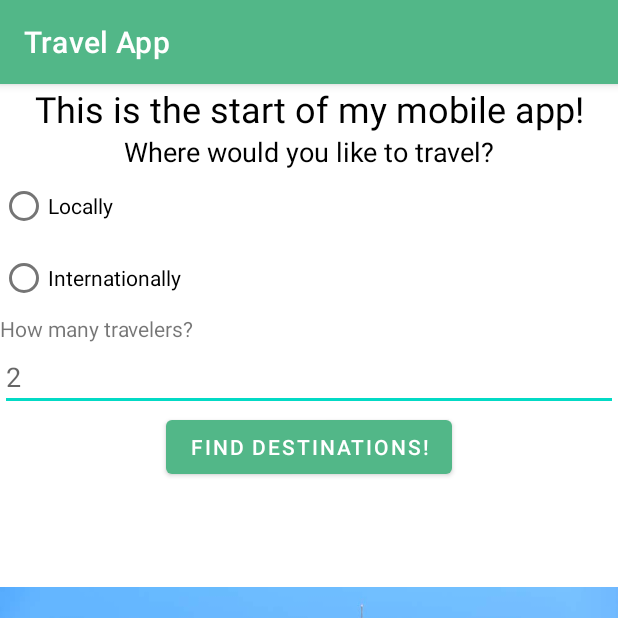
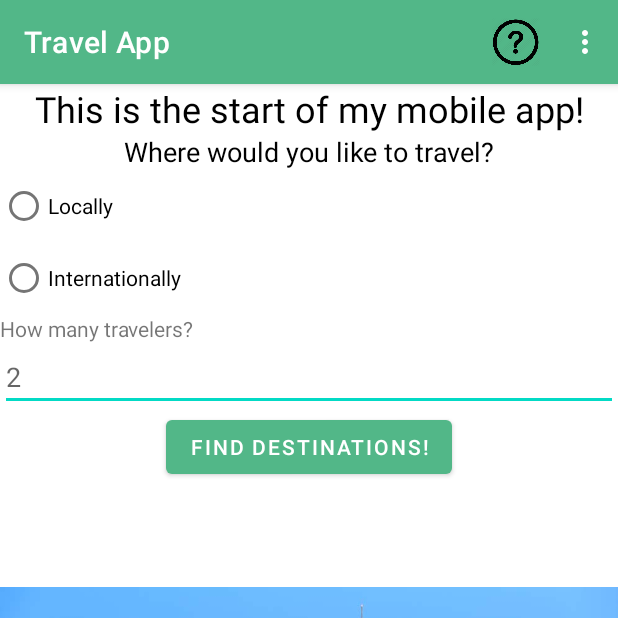
Before and after one commit to QuintonPrice/CPTR405-Project, an Android app: the screen it shows after launch (MainActivity), on a phone screen of 412 x 824 dp, the top half of it. Run offline under Robolectric (Android 15) with nearby library versions, the phone set to English and light mode, and no system bars.

Commit message:
menu bar

```diff
--- a/app/src/main/java/edu/wallawalla/cs/pricqu/travelapp/MainActivity.java
+++ b/app/src/main/java/edu/wallawalla/cs/pricqu/travelapp/MainActivity.java
@@ -2,6 +2,8 @@ package edu.wallawalla.cs.pricqu.travelapp;
 
 import androidx.appcompat.app.AppCompatActivity;
 
+import android.view.Menu;
+import android.view.MenuItem;
 import android.widget.Button;
 import android.widget.EditText;
 import android.widget.TextView;
@@ -14,6 +16,8 @@ public class MainActivity extends AppCompatActivity {
 
     @Override
     protected void onCreate(Bundle savedInstanceState) {
+
+
 
         super.onCreate(savedInstanceState);
         setContentView(R.layout.activity_main);
@@ -40,6 +44,7 @@ public class MainActivity extends AppCompatActivity {
         });
 
 
+
 /*        public void onRadioButtonClicked(android.view.View view) {
             // Which radio button was selected?
             switch (view.getId()) {
@@ -53,6 +58,31 @@ public class MainActivity extends AppCompatActivity {
             }
         }*/
 
+    }
+
+    // creates the menu and inflates items
+    @Override
+    public boolean onCreateOptionsMenu(Menu menu) {
+        getMenuInflater().inflate(R.menu.main_menu, menu);
+        return true;
+    }
+
+    // for handling the selection of menu items
+    @Override
+    public boolean onOptionsItemSelected(MenuItem item) {
+        // Handle item selection
+        if (item.getItemId() == R.id.action_help) {
+            // Help button selected
+            Toast.makeText(getApplicationContext(),"Help menu will be added later!",Toast.LENGTH_LONG).show();
+            return true;
+        }
+        else if (item.getItemId() == R.id.action_destinations_list) {
+            // About selected
+            Toast.makeText(getApplicationContext(),"List of destinations will be added later!",Toast.LENGTH_SHORT).show();
+            return true;
+        }
+
+        return super.onOptionsItemSelected(item);
     }
 
     // for saving state values
@@ -73,4 +103,6 @@ public class MainActivity extends AppCompatActivity {
         CharSequence userText = savedState.getCharSequence("savedText");
         textBox.setText(userText);
     }
+
+
 }
--- a/app/src/main/res/layout/activity_main.xml
+++ b/app/src/main/res/layout/activity_main.xml
@@ -102,7 +102,6 @@
         />
 
 
-
 <!-- Implement this instead of the RadioGroup above   <Spinner
         android:id="@+id/destinationSpinner"
         android:layout_width="match_parent"
--- /dev/null
+++ b/app/src/main/res/menu/main_menu.xml
@@ -0,0 +1,13 @@
+<menu xmlns:android="http://schemas.android.com/apk/res/android"
+    xmlns:app="http://schemas.android.com/apk/res-auto">
+
+    <item android:id="@+id/action_help"
+        android:title="@string/help"
+        android:icon="@drawable/help_icon2"
+        app:showAsAction="ifRoom"/>
+
+    <item android:id="@+id/action_destinations_list"
+        android:title="@string/list_of_Destinations"
+        app:showAsAction="never"/>
+
+</menu>
--- a/app/src/main/res/values/strings.xml
+++ b/app/src/main/res/values/strings.xml
@@ -8,4 +8,7 @@
     <string name="number_of_travelers">Number of travelers</string>
     <string name="_2">2</string>
     <string name="how_many_travelers">How many travelers?</string>
+    <string name="help">Help</string>
+    <string name="search">Search</string>
+    <string name="list_of_Destinations">List of Destinations</string>
 </resources>
```
Also changed, not shown: app/src/main/res/drawable/help_icon2.png (added).
